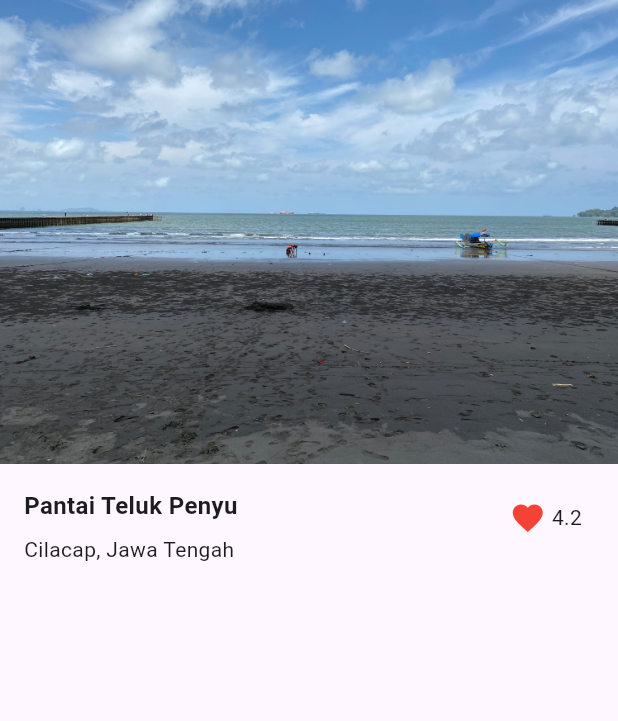
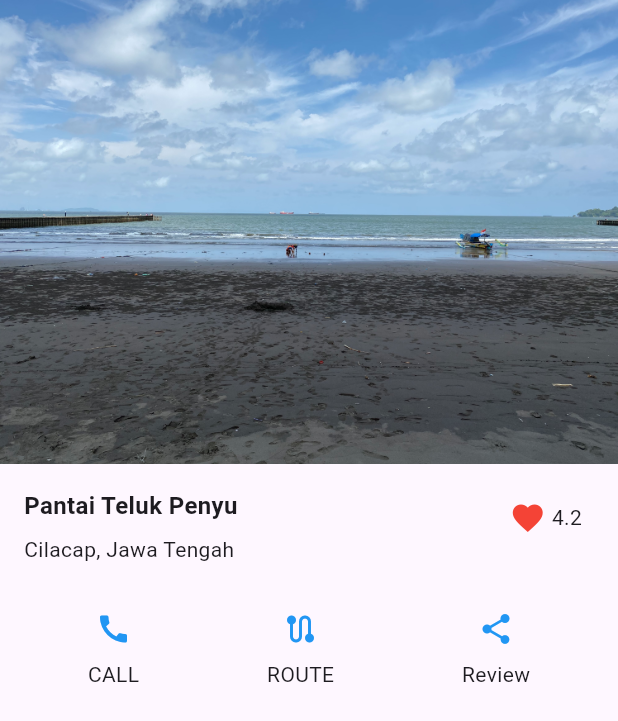
Before and after one commit to Audyari/Projek_Flutter, a Flutter app: the screen it shows after launch, on a phone screen of 412 x 824 dp. Shown: the top 721 px of the screen. Run offline on Flutter 3.47's test engine with Material 3 defaults, Android fonts, the phone set to English and light mode, and no system bars.

Commit message:
Slicing Part 5

```diff
--- a/lib/home_page.dart
+++ b/lib/home_page.dart
@@ -69,6 +69,63 @@ class HomePage extends StatelessWidget {
                 ],
               ),
             ),
+            const SizedBox(height: 30),
+            const Padding(
+              padding: EdgeInsets.symmetric(horizontal: 16),
+              child: Row(
+                mainAxisAlignment: MainAxisAlignment.spaceAround,
+                children: [
+                  Column(
+                    children: [
+                      Icon(
+                        Icons.call,
+                        color: Colors.blue,
+                      ),
+                      SizedBox(height: 8),
+                      Text(
+                        'CALL',
+                        style: TextStyle(
+                          fontSize: 14,
+                          height: 1.5,
+                        ),
+                      ),
+                    ],
+                  ),
+                  Column(
+                    children: [
+                      Icon(
+                        Icons.route,
+                        color: Colors.blue,
+                      ),
+                      SizedBox(height: 8),
+                      Text(
+                        'ROUTE',
+                        style: TextStyle(
+                          fontSize: 14,
+                          height: 1.5,
+                        ),
+                      ),
+                    ],
+                  ),
+                  Column(
+                    children: [
+                      Icon(
+                        Icons.share,
+                        color: Colors.blue,
+                      ),
+                      SizedBox(height: 8),
+                      Text(
+                        'Review',
+                        style: TextStyle(
+                          fontSize: 14,
+                          height: 1.5,
+                        ),
+                      ),
+                    ],
+                  ),
+                ],
+              ),
+            ),
           ],
         ),
       ),
```
